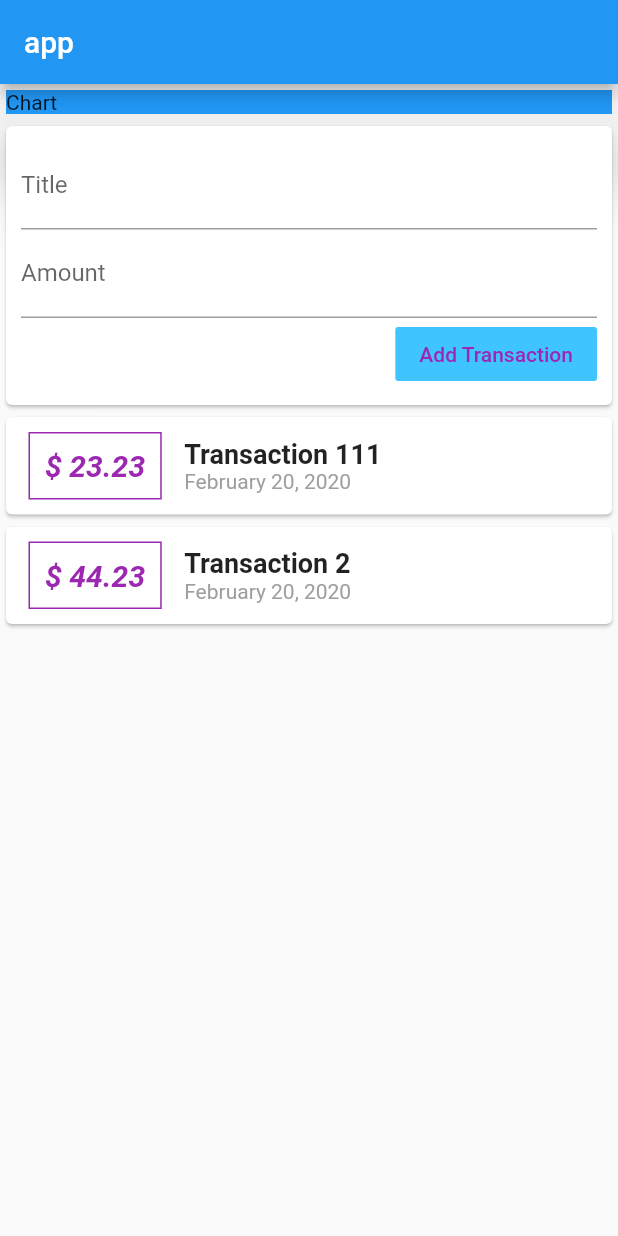
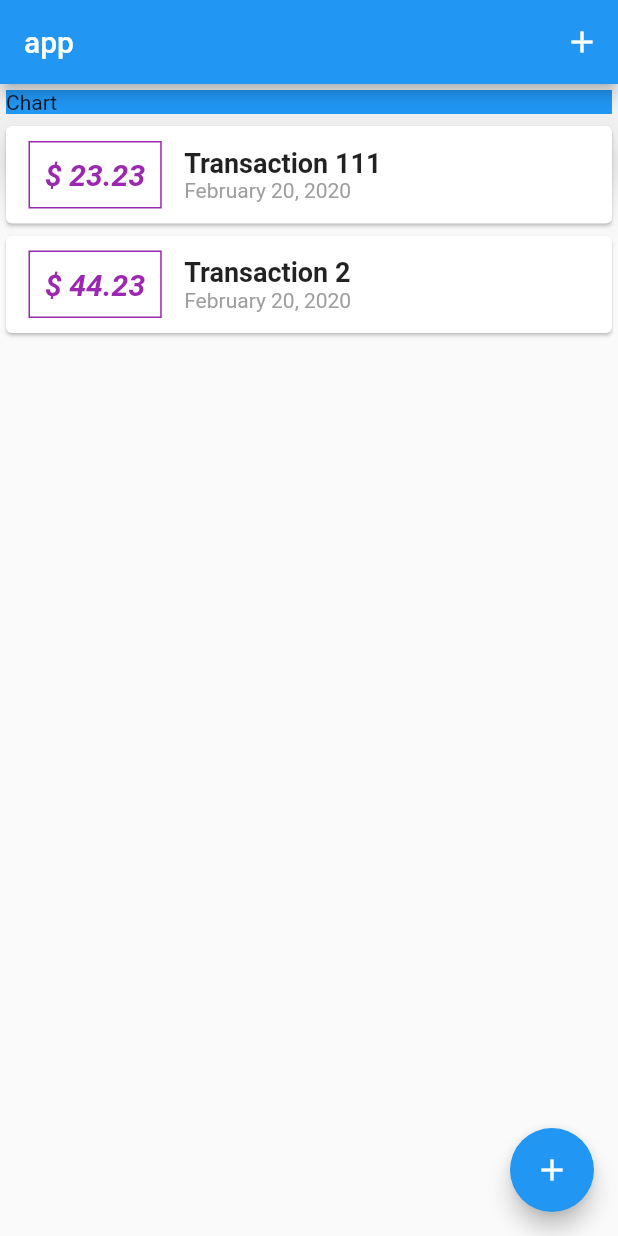
Before and after one commit to amovsisyan/flutter-expense-app, a Flutter app: the screen it shows after launch, on a phone screen of 412 x 824 dp. Run offline on Flutter 3.47's test engine with Material 2 defaults, Android fonts, the phone set to English and light mode, and no system bars.

Commit message:
floating actions

```diff
--- a/lib/main.dart
+++ b/lib/main.dart
@@ -1,5 +1,7 @@
+import 'package:expense_flutter_app/widgets/new_transaction.dart';
+import 'package:flutter/material.dart';
+import './models/transaction.dart';
 import './widgets/user_transactions.dart';
-import 'package:flutter/material.dart';
 
 void main() => runApp(MyApp());
 
@@ -12,13 +14,36 @@ class MyApp extends StatelessWidget {
   }
 }
 
+class MyHomePage extends StatefulWidget {
+  @override
+  _MyHomePageState createState() => _MyHomePageState();
+}
 
-class MyHomePage extends StatelessWidget {
+class _MyHomePageState extends State<MyHomePage> {
+  final List<Transaction> transactions = [
+    Transaction(
+        id: '123',
+        title: 'Transaction 111',
+        amount: 23.23,
+        createdAt: DateTime.now()),
+    Transaction(
+        id: '124',
+        title: 'Transaction 2',
+        amount: 44.23,
+        createdAt: DateTime.now())
+  ];
+
   @override
   Widget build(BuildContext context) {
     return Scaffold(
       appBar: AppBar(
         title: Text('app'),
+        actions: <Widget>[
+          IconButton(
+            icon: Icon(Icons.add),
+            onPressed: () => this.startAddNewTransaction(context),
+          )
+        ],
       ),
       body: Column(
         mainAxisAlignment: MainAxisAlignment.start,
@@ -32,9 +57,48 @@ class MyHomePage extends StatelessWidget {
             ),
             elevation: 20,
           ),
-          UserTransaction()
+          UserTransaction(transactions: this.transactions)
         ],
+      ),
+      floatingActionButton: FloatingActionButton(
+        child: Icon(Icons.add),
+        onPressed: () => this.startAddNewTransaction(context),
       ),
     );
   }
+
+  startAddNewTransaction(BuildContext ctx) {
+    showModalBottomSheet(
+      context: ctx,
+      builder: (_) {
+        return GestureDetector(
+          onTap: () {},
+          child: NewTransaction(
+              onSubmitHandler: (titleInput, amount) =>
+                  this.onSubmit(titleInput, amount)),
+          behavior: HitTestBehavior.opaque,
+        );
+      },
+    );
+  }
+
+  void _addNewTransaction(String title, double amount) {
+    final Transaction newTx = Transaction(
+      id: DateTime.now().toIso8601String(),
+      title: title,
+      amount: amount,
+      createdAt: DateTime.now(),
+    );
+
+    this.setState(() {
+      this.transactions.add(newTx);
+    });
+  }
+
+  onSubmit(String titleInput, double amount) {
+    this._addNewTransaction(titleInput, amount);
+
+
+    Navigator.of(context).pop();
+  }
 }
--- a/lib/widgets/transaction_list.dart
+++ b/lib/widgets/transaction_list.dart
@@ -18,7 +18,7 @@ class TransactionList extends StatelessWidget {
                   children: <Widget>[
                     Container(
                       child: Text(
-                        '\$ ${this.transactions[index].amount}',
+                        '\$ ${this.transactions[index].amount.toStringAsFixed(2)}',
                         style: TextStyle(
                             fontWeight: FontWeight.bold,
                             fontStyle: FontStyle.italic,
--- a/lib/widgets/user_transactions.dart
+++ b/lib/widgets/user_transactions.dart
@@ -1,49 +1,18 @@
 import 'package:flutter/cupertino.dart';
-import './new_transaction.dart';
 import './transaction_list.dart';
 import '../models/transaction.dart';
 
-class UserTransaction extends StatefulWidget {
-  @override
-  _UserTransactionState createState() => _UserTransactionState();
-}
+class UserTransaction extends StatelessWidget {
+  final List<Transaction> transactions;
 
-class _UserTransactionState extends State<UserTransaction> {
-  final List<Transaction> transactions = [
-    Transaction(
-        id: '123',
-        title: 'Transaction 111',
-        amount: 23.23,
-        createdAt: DateTime.now()),
-    Transaction(
-        id: '124',
-        title: 'Transaction 2',
-        amount: 44.23,
-        createdAt: DateTime.now())
-  ];
+  UserTransaction({@required this.transactions});
 
   @override
   Widget build(BuildContext context) {
     return Column(
       children: <Widget>[
-        NewTransaction(
-            addNewTransaction: this._addNewTransaction
-        ),
         TransactionList(transactions: this.transactions)
       ],
     );
   }
-
-  void _addNewTransaction(String title, double amount) {
-    final Transaction newTx = Transaction(
-      id: DateTime.now().toIso8601String(),
-      title: title,
-      amount: amount,
-      createdAt: DateTime.now(),
-    );
-
-    this.setState(() {
-      this.transactions.add(newTx);
-    });
-  }
 }
```
Also changed, not shown: lib/widgets/new_transaction.dart (+15 -7 lines).
